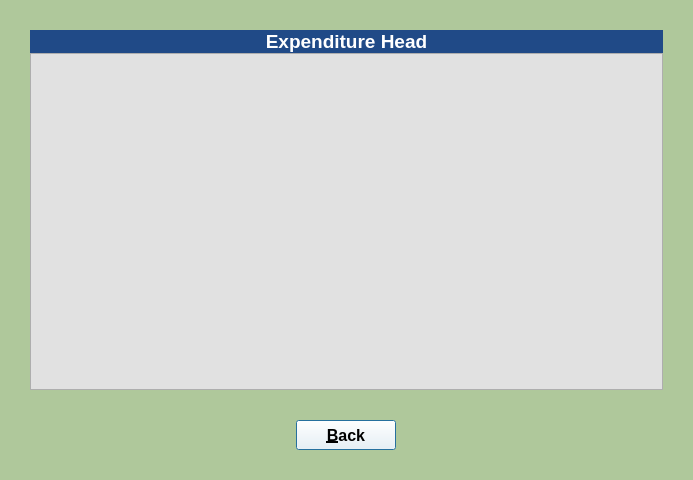
mosleuddin/ExpenseTracker, file ui_files/head_view.ui: the form before one commit.
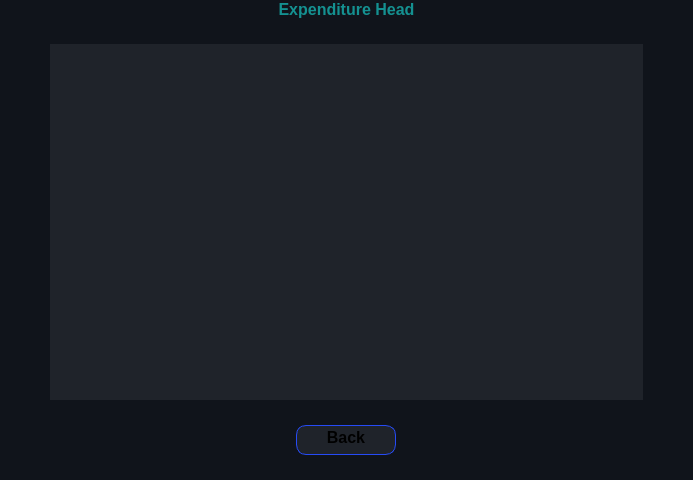
The form after the commit. Icons and pictures are not drawn.

```diff
--- a/ui_files/head_view.ui
+++ b/ui_files/head_view.ui
@@ -15,14 +15,48 @@
   </property>
   <property name="font">
    <font>
-    <pointsize>14</pointsize>
+    <pointsize>-1</pointsize>
    </font>
   </property>
   <property name="windowTitle">
    <string>Expense Tracker</string>
   </property>
   <property name="styleSheet">
-   <string notr="true">background-color: rgb(175, 200, 155);</string>
+   <string notr="true">*{
+     background-color :#10141b;
+	color:rgba(255, 255, 255, .60);
+  	border: none;
+	font-size: 16px;
+}
+
+#labelHeading{
+	color:rgba(20, 145, 145, 1);
+    background-color: rgba(238, 226,15, .20);
+}
+
+
+#tableView{
+	background-color: #1f232a;
+	color: rgb(20, 145, 145);
+}
+
+QPushButton{
+    background-color:#1f232a;
+ 	color:rgba(0, 255, 0, .60);
+    width: 80px;
+	height: 18px;
+	text-align: center;
+	padding: 5px, 10px;
+	border: 1px solid #264BF6;
+	border-radius: 10px;
+
+}
+
+QPushButton::hover{
+	background-color: rgba(0, 0, 255, .30);
+}
+
+</string>
   </property>
   <property name="modal">
    <bool>true</bool>
@@ -32,28 +66,32 @@
     <number>0</number>
    </property>
    <property name="leftMargin">
-    <number>30</number>
+    <number>0</number>
    </property>
    <property name="topMargin">
-    <number>30</number>
+    <number>0</number>
    </property>
    <property name="rightMargin">
-    <number>30</number>
+    <number>0</number>
    </property>
    <property name="bottomMargin">
-    <number>30</number>
+    <number>0</number>
+   </property>
+   <item>
+    <layout class="QHBoxLayout" name="heading_layout">
+     <property name="spacing">
+      <number>0</number>
    </property>
    <item>
     <widget class="QLabel" name="labelHeading">
      <property name="font">
       <font>
-       <pointsize>14</pointsize>
+         <pointsize>-1</pointsize>
        <bold>true</bold>
       </font>
      </property>
      <property name="styleSheet">
-      <string notr="true">color: rgb(255, 255, 255);
-background-color: rgb(32, 74, 135);</string>
+        <string notr="true"/>
      </property>
      <property name="text">
       <string>Expenditure Head</string>
@@ -66,15 +104,34 @@
      </property>
     </widget>
    </item>
+    </layout>
+   </item>
+   <item>
+    <layout class="QHBoxLayout" name="table_layout">
+     <property name="spacing">
+      <number>0</number>
+     </property>
+     <property name="leftMargin">
+      <number>50</number>
+     </property>
+     <property name="topMargin">
+      <number>25</number>
+     </property>
+     <property name="rightMargin">
+      <number>50</number>
+     </property>
+     <property name="bottomMargin">
+      <number>25</number>
+     </property>
    <item>
     <widget class="QTableView" name="tableView">
      <property name="font">
       <font>
-       <pointsize>12</pointsize>
+         <pointsize>-1</pointsize>
       </font>
      </property>
      <property name="styleSheet">
-      <string notr="true">background-color: rgb(225, 225, 225);</string>
+        <string notr="true"/>
      </property>
      <property name="sizeAdjustPolicy">
       <enum>QAbstractScrollArea::AdjustToContents</enum>
@@ -108,13 +165,24 @@
      </attribute>
     </widget>
    </item>
+    </layout>
+   </item>
    <item>
     <layout class="QHBoxLayout" name="horizontalLayout">
      <property name="spacing">
       <number>0</number>
      </property>
+     <property name="leftMargin">
+      <number>0</number>
+     </property>
      <property name="topMargin">
-      <number>30</number>
+      <number>0</number>
+     </property>
+     <property name="rightMargin">
+      <number>0</number>
+     </property>
+     <property name="bottomMargin">
+      <number>25</number>
      </property>
      <item>
       <widget class="QPushButton" name="buttonBack">
@@ -132,12 +200,12 @@
        </property>
        <property name="font">
         <font>
-         <pointsize>12</pointsize>
+         <pointsize>-1</pointsize>
          <bold>true</bold>
         </font>
        </property>
        <property name="styleSheet">
-        <string notr="true">background-color: rgb(255, 255, 255);</string>
+        <string notr="true"/>
        </property>
        <property name="text">
         <string>&amp;Back</string>
```
Left out of the diff: 2 changed lines with no effect on the pictures. Lines whose indentation alone changed are shown as unchanged.
